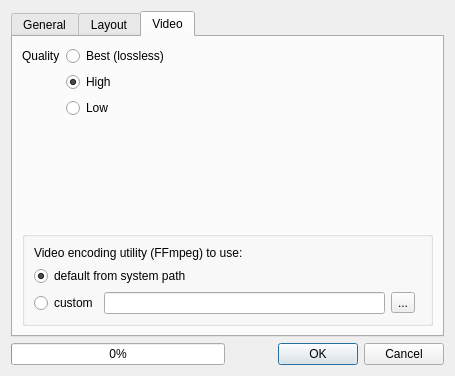
Above: crayfish/ui/crayfish_animation_dialog_widget.ui from lutraconsulting/qgis-crayfish-plugin before the change. Below: the same form after it.
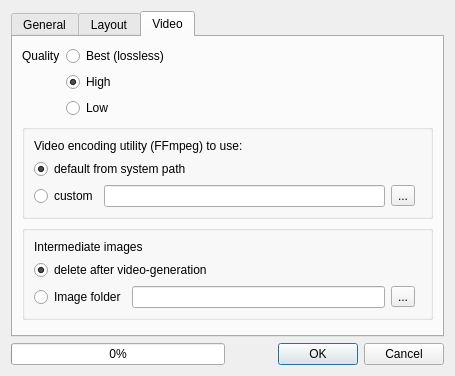
That is the form after the change. The open tabs and pages were chosen to show the change. Custom widgets are drawn as their Qt base class.

Commit message: animation: optionally keep intermediate images

Patch:
```diff
--- a/crayfish/ui/crayfish_animation_dialog_widget.ui
+++ b/crayfish/ui/crayfish_animation_dialog_widget.ui
@@ -336,7 +336,7 @@
          </property>
         </widget>
        </item>
-       <item row="4" column="0" colspan="2">
+       <item row="3" column="0" colspan="2">
         <widget class="QGroupBox" name="groupBox">
          <property name="flat">
           <bool>true</bool>
@@ -379,6 +379,49 @@
          </layout>
         </widget>
        </item>
+       <item row="4" column="0" colspan="2">
+        <widget class="QGroupBox" name="groupBox">
+         <property name="flat">
+          <bool>true</bool>
+         </property>
+         <layout class="QGridLayout" name="gridLayout">
+          <item row="3" column="2">
+           <widget class="QToolButton" name="btnBrowseImgTmpPath">
+            <property name="text">
+             <string>...</string>
+            </property>
+           </widget>
+          </item>
+          <item row="3" column="1">
+           <widget class="QLineEdit" name="editImgTmpPath"/>
+          </item>
+          <item row="3" column="0">
+           <widget class="QRadioButton" name="radImgTmpPath">
+            <property name="text">
+             <string>Image folder</string>
+            </property>
+           </widget>
+          </item>
+          <item row="2" column="0" colspan="4">
+           <widget class="QRadioButton" name="radDelTmpImg">
+            <property name="text">
+             <string>delete after video-generation</string>
+            </property>
+            <property name="checked">
+             <bool>true</bool>
+            </property>
+           </widget>
+          </item>
+          <item row="1" column="0" colspan="3">
+           <widget class="QLabel" name="label_9">
+            <property name="text">
+             <string>Intermediate images</string>
+            </property>
+           </widget>
+          </item>
+         </layout>
+        </widget>
+       </item>
        <item row="3" column="1">
         <spacer name="verticalSpacer">
          <property name="orientation">
```
The commit also changes 2 other files.
